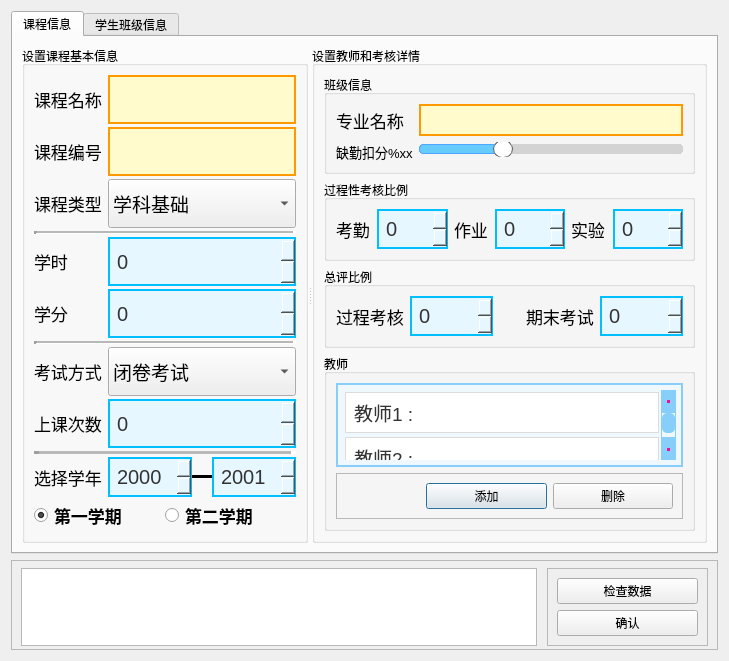
First picture: the form in newfiledialog.ui, repository GanYv123/DataProcessing, before the edit.
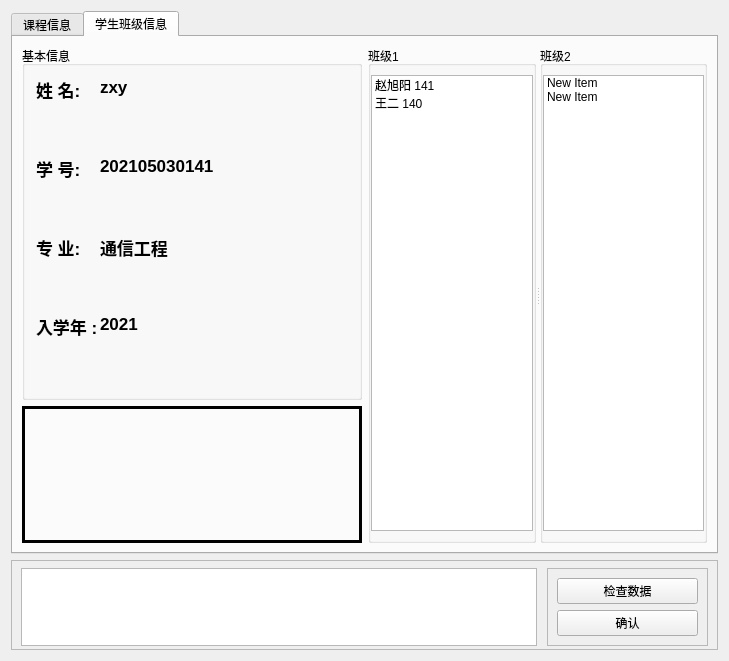
Second picture: the form after the edit. Icons and pictures are not drawn.

What changed in the file:
```diff
--- a/newfiledialog.ui
+++ b/newfiledialog.ui
@@ -7,7 +7,7 @@
     <x>0</x>
     <y>0</y>
     <width>729</width>
-    <height>635</height>
+    <height>658</height>
    </rect>
   </property>
   <property name="windowTitle">
@@ -17,7 +17,7 @@
    <item>
     <widget class="QTabWidget" name="tabWidget">
      <property name="currentIndex">
-      <number>0</number>
+      <number>1</number>
      </property>
      <widget class="QWidget" name="tab">
       <attribute name="title">
@@ -1276,7 +1276,7 @@
        </item>
       </layout>
      </widget>
-     <widget class="QWidget" name="">
+     <widget class="QWidget" name="widget">
       <attribute name="title">
        <string>学生班级信息</string>
       </attribute>
@@ -1364,6 +1364,9 @@
            </property>
            <item>
             <widget class="QListWidget" name="listWidget">
+             <property name="flow">
+              <enum>QListView::TopToBottom</enum>
+             </property>
              <item>
               <property name="text">
                <string>赵旭阳 141</string>
```
Left out of the diff: 2 changed lines with no effect on the pictures.
